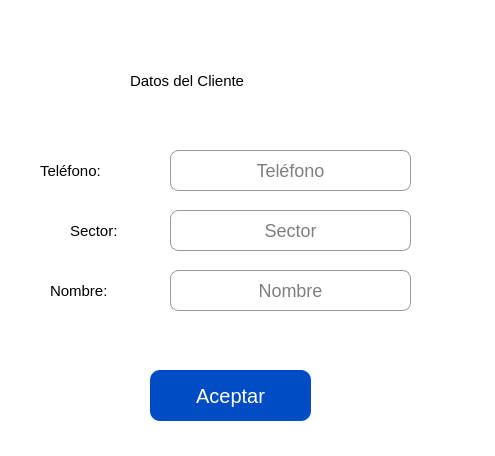
Old version of the form ui/Cliente.ui in the repository Moises024/sistema_de_caja.
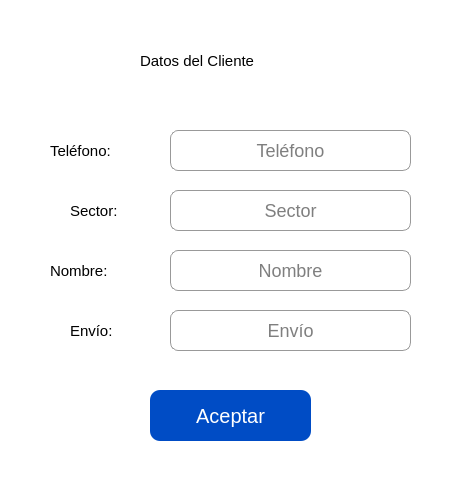
New version of the form. Icons and pictures are not drawn.

What changed in the file:
```diff
--- a/ui/Cliente.ui
+++ b/ui/Cliente.ui
@@ -6,8 +6,8 @@
    <rect>
     <x>0</x>
     <y>0</y>
-    <width>495</width>
-    <height>456</height>
+    <width>462</width>
+    <height>477</height>
    </rect>
   </property>
   <property name="windowTitle">
@@ -23,9 +23,9 @@
   <widget class="QLabel" name="label">
    <property name="geometry">
     <rect>
-     <x>130</x>
-     <y>60</y>
-     <width>211</width>
+     <x>140</x>
+     <y>40</y>
+     <width>201</width>
      <height>41</height>
     </rect>
    </property>
@@ -41,7 +41,7 @@
    <property name="geometry">
     <rect>
      <x>170</x>
-     <y>150</y>
+     <y>130</y>
      <width>241</width>
      <height>41</height>
     </rect>
@@ -65,7 +65,7 @@
    <property name="geometry">
     <rect>
      <x>170</x>
-     <y>210</y>
+     <y>190</y>
      <width>241</width>
      <height>41</height>
     </rect>
@@ -89,7 +89,7 @@
    <property name="geometry">
     <rect>
      <x>170</x>
-     <y>270</y>
+     <y>250</y>
      <width>241</width>
      <height>41</height>
     </rect>
@@ -113,7 +113,7 @@
    <property name="geometry">
     <rect>
      <x>150</x>
-     <y>370</y>
+     <y>390</y>
      <width>161</width>
      <height>51</height>
     </rect>
@@ -132,7 +132,7 @@
    <property name="geometry">
     <rect>
      <x>50</x>
-     <y>270</y>
+     <y>250</y>
      <width>111</width>
      <height>41</height>
     </rect>
@@ -149,7 +149,7 @@
    <property name="geometry">
     <rect>
      <x>70</x>
-     <y>210</y>
+     <y>190</y>
      <width>91</width>
      <height>41</height>
     </rect>
@@ -165,9 +165,9 @@
   <widget class="QLabel" name="label_4">
    <property name="geometry">
     <rect>
-     <x>40</x>
-     <y>150</y>
-     <width>111</width>
+     <x>50</x>
+     <y>130</y>
+     <width>101</width>
      <height>41</height>
     </rect>
    </property>
@@ -179,6 +179,47 @@
     <string>Teléfono:</string>
    </property>
   </widget>
+  <widget class="QLabel" name="label_5">
+   <property name="geometry">
+    <rect>
+     <x>70</x>
+     <y>310</y>
+     <width>91</width>
+     <height>41</height>
+    </rect>
+   </property>
+   <property name="styleSheet">
+    <string notr="true">font-size: 15px;
+font: 75 20pt &quot;Dubai&quot;;</string>
+   </property>
+   <property name="text">
+    <string>Envío:</string>
+   </property>
+  </widget>
+  <widget class="QLineEdit" name="input_cliente_emvio">
+   <property name="geometry">
+    <rect>
+     <x>170</x>
+     <y>310</y>
+     <width>241</width>
+     <height>41</height>
+    </rect>
+   </property>
+   <property name="styleSheet">
+    <string notr="true">border: 1px solid #999;
+border-radius: 8px;
+font-size: 18px;</string>
+   </property>
+   <property name="text">
+    <string/>
+   </property>
+   <property name="alignment">
+    <set>Qt::AlignCenter</set>
+   </property>
+   <property name="placeholderText">
+    <string>Envío</string>
+   </property>
+  </widget>
  </widget>
  <resources/>
  <connections/>
```
